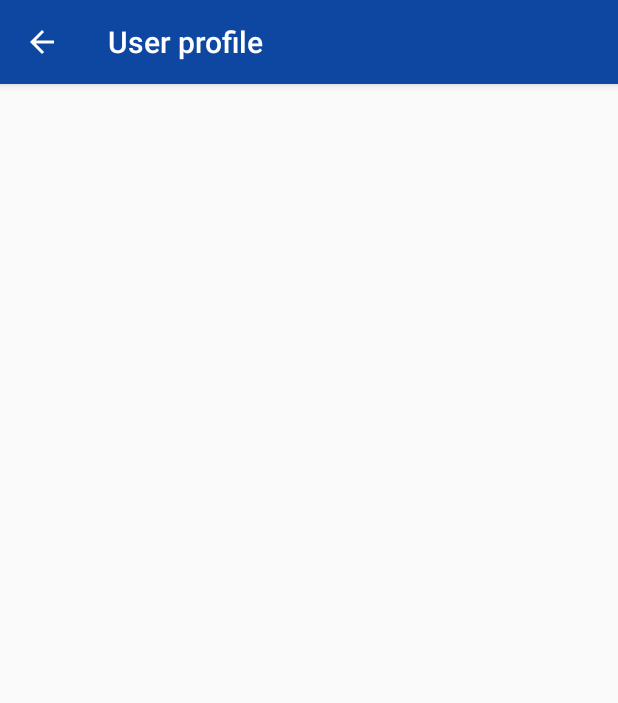
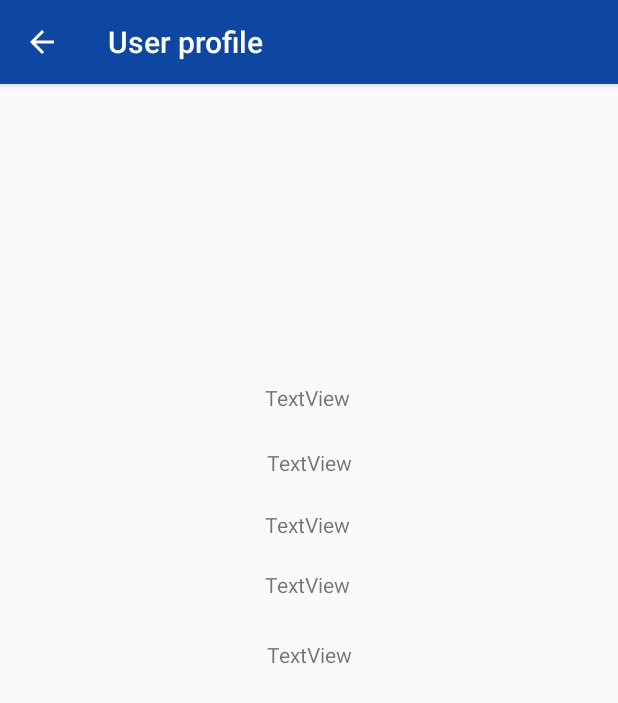
Before and after one commit to COSWProject/Android, an Android app: the UserProfileActivity screen opened directly, with no data from a screen before it, on a phone screen of 412 x 824 dp. Shown: the top 703 px of the screen. Run offline under Robolectric (Android 15) with nearby library versions, the phone set to English and light mode, and no system bars.

Commit message:
Text views for user attributes added

```diff
--- a/app/src/main/res/layout/activity_user_profile.xml
+++ b/app/src/main/res/layout/activity_user_profile.xml
@@ -6,4 +6,86 @@
     android:layout_height="match_parent"
     tools:context=".UserProfileActivity">
 
+    <TextView
+        android:id="@+id/profileRol"
+        android:layout_width="wrap_content"
+        android:layout_height="wrap_content"
+        android:layout_marginStart="8dp"
+        android:layout_marginLeft="8dp"
+        android:layout_marginEnd="8dp"
+        android:layout_marginRight="8dp"
+        android:layout_marginBottom="8dp"
+        android:text="TextView"
+        app:layout_constraintBottom_toBottomOf="parent"
+        app:layout_constraintEnd_toEndOf="parent"
+        app:layout_constraintStart_toStartOf="parent"
+        app:layout_constraintTop_toTopOf="parent" />
+
+    <TextView
+        android:id="@+id/profileCity"
+        android:layout_width="wrap_content"
+        android:layout_height="wrap_content"
+        android:layout_marginStart="8dp"
+        android:layout_marginLeft="8dp"
+        android:layout_marginEnd="8dp"
+        android:layout_marginRight="8dp"
+        android:layout_marginBottom="8dp"
+        android:text="TextView"
+        app:layout_constraintBottom_toBottomOf="parent"
+        app:layout_constraintEnd_toEndOf="parent"
+        app:layout_constraintHorizontal_bias="0.498"
+        app:layout_constraintStart_toStartOf="parent"
+        app:layout_constraintTop_toTopOf="parent"
+        app:layout_constraintVertical_bias="0.437" />
+
+    <TextView
+        android:id="@+id/profileMobile"
+        android:layout_width="wrap_content"
+        android:layout_height="wrap_content"
+        android:layout_marginStart="8dp"
+        android:layout_marginLeft="8dp"
+        android:layout_marginEnd="8dp"
+        android:layout_marginRight="8dp"
+        android:layout_marginBottom="8dp"
+        android:text="TextView"
+        app:layout_constraintBottom_toBottomOf="parent"
+        app:layout_constraintEnd_toEndOf="parent"
+        app:layout_constraintHorizontal_bias="0.498"
+        app:layout_constraintStart_toStartOf="parent"
+        app:layout_constraintTop_toTopOf="parent"
+        app:layout_constraintVertical_bias="0.383" />
+
+    <TextView
+        android:id="@+id/profileName"
+        android:layout_width="wrap_content"
+        android:layout_height="wrap_content"
+        android:layout_marginStart="8dp"
+        android:layout_marginLeft="8dp"
+        android:layout_marginEnd="8dp"
+        android:layout_marginRight="8dp"
+        android:layout_marginBottom="8dp"
+        android:text="TextView"
+        app:layout_constraintBottom_toBottomOf="parent"
+        app:layout_constraintEnd_toEndOf="parent"
+        app:layout_constraintHorizontal_bias="0.498"
+        app:layout_constraintStart_toStartOf="parent"
+        app:layout_constraintTop_toTopOf="parent"
+        app:layout_constraintVertical_bias="0.269" />
+
+    <TextView
+        android:id="@+id/profileEmail"
+        android:layout_width="wrap_content"
+        android:layout_height="wrap_content"
+        android:layout_marginStart="8dp"
+        android:layout_marginLeft="8dp"
+        android:layout_marginEnd="8dp"
+        android:layout_marginRight="8dp"
+        android:layout_marginBottom="8dp"
+        android:text="TextView"
+        app:layout_constraintBottom_toBottomOf="parent"
+        app:layout_constraintEnd_toEndOf="parent"
+        app:layout_constraintHorizontal_bias="0.501"
+        app:layout_constraintStart_toStartOf="parent"
+        app:layout_constraintTop_toTopOf="parent"
+        app:layout_constraintVertical_bias="0.328" />
 </androidx.constraintlayout.widget.ConstraintLayout>
```
